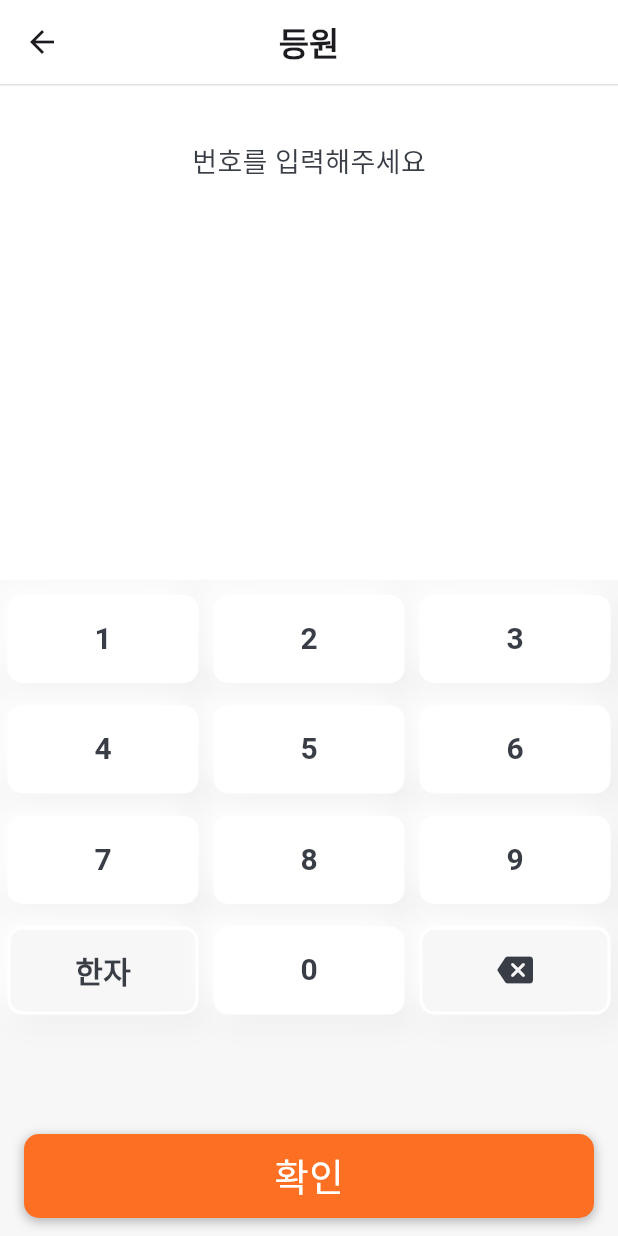
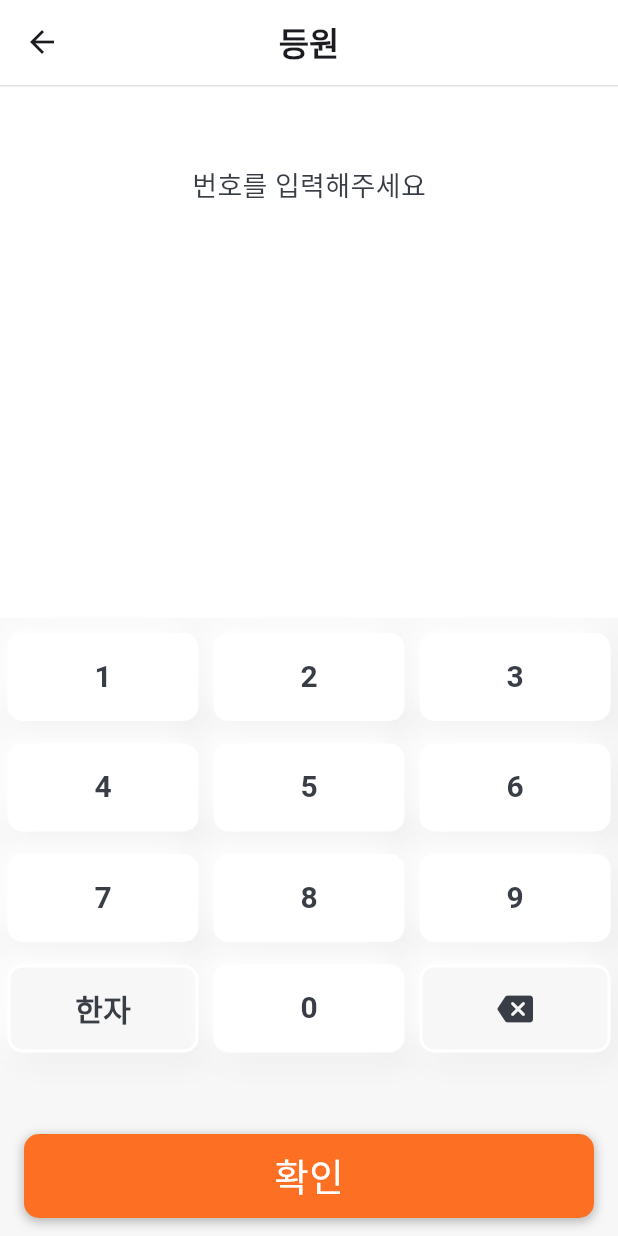
Before and after one commit to qndn3tp/hohoedu-keypad, a Flutter app: the AttendanceScreen screen opened directly, on a phone screen of 412 x 824 dp. Run offline on Flutter 3.47's test engine with Material 3 defaults, Android fonts, the phone set to English and light mode, and no system bars; our stand-ins replace connectivity_plus, flutter_dotenv, get; Roboto replaces fonts that are missing (BMJUA, NotoSansKR-Regular).

```diff
--- a/lib/screens/attendance/attendance_screen.dart
+++ b/lib/screens/attendance/attendance_screen.dart
@@ -26,13 +26,16 @@ class _AttendanceScreenState extends State<AttendanceScreen> {
     final screenSize = MediaQuery.of(Get.context!).size;
     return Scaffold(
       backgroundColor: PrimaryColors.grey1,
-      appBar: customAppbar(attendanceButtonController.getAttendanceStatus()),
+      appBar: PreferredSize(
+        preferredSize: Size.fromHeight(screenSize.height * 0.07),
+        child: customAppbar(attendanceButtonController.getAttendanceStatus())
+      ),
       body: SingleChildScrollView(
         child: Column(
           children: [
             // 텍스트
             Container(
-              padding: const EdgeInsets.only(top: 20),
+              padding: const EdgeInsets.only(top: 50),
               height: screenSize.height * 0.1,
               width: double.infinity,
               color: Colors.white,
@@ -42,7 +45,7 @@ class _AttendanceScreenState extends State<AttendanceScreen> {
             Container(
               padding: const EdgeInsets.symmetric(horizontal: 20),
               color: Colors.white,
-              height: screenSize.height * 0.3,
+              height: screenSize.height * 0.33,
               child: numberText()
             ),
             // 키보드 입력
```
Also changed, not shown: 7 other files.
